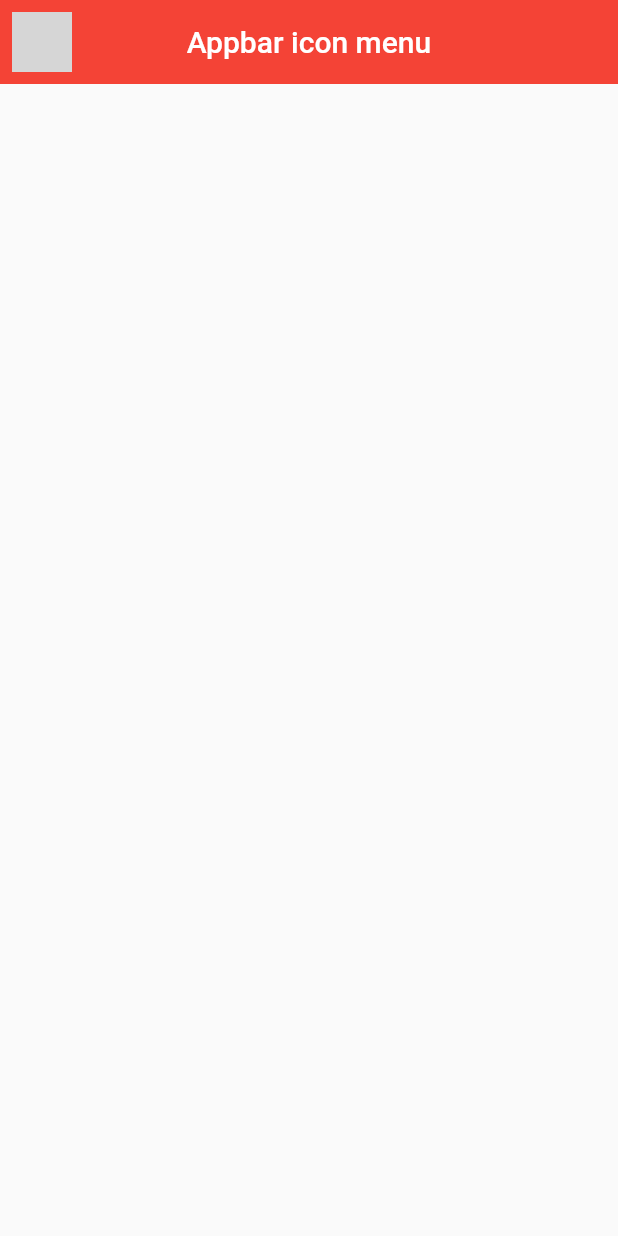
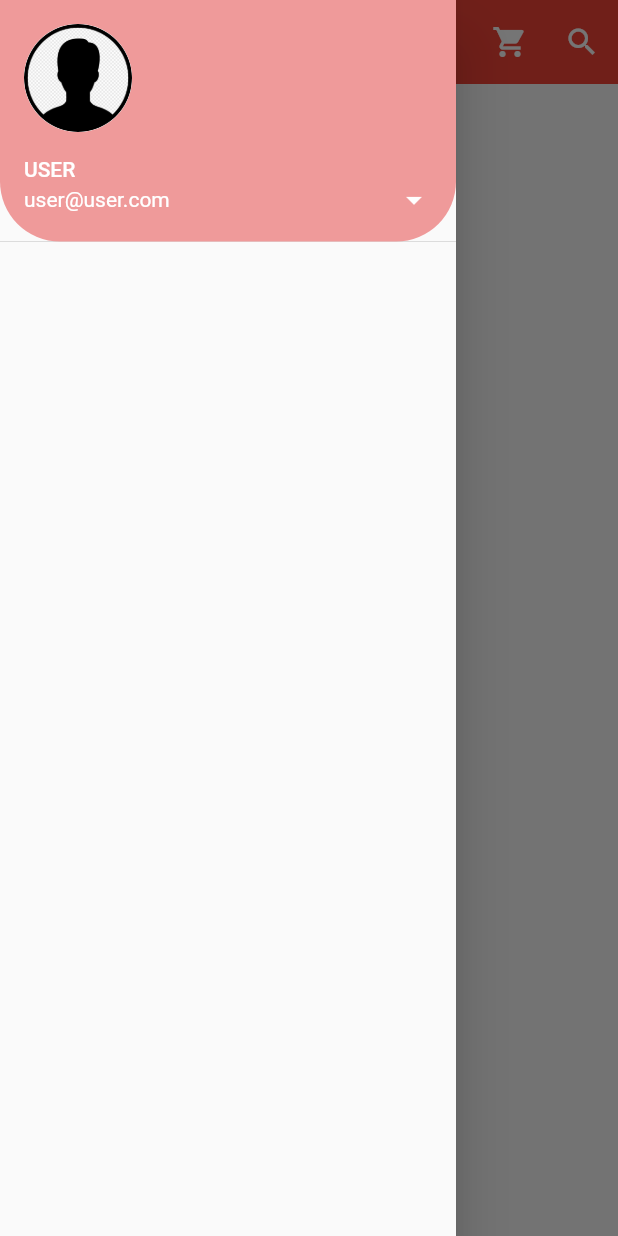
Before and after one commit to jiseungjeong/flutter_study, a Flutter app: the screen it shows after launch, with the side drawer open (before the commit the screen has no drawer), on a phone screen of 412 x 824 dp. Run offline on Flutter 3.47's test engine with Material 2 defaults, Android fonts, the phone set to English and light mode, and no system bars; missing offline and left inert: dart:ffi; grey boxes are pictures that could not be loaded.

Commit message:
learn with coding chef flutter mild video until 15th lecture

```diff
--- a/app_icon_menu/lib/main.dart
+++ b/app_icon_menu/lib/main.dart
@@ -1,6 +1,3 @@
-import 'package:flutter/material.dart';
-import 'package:flutter/src/widgets/framework.dart';
-import 'package:flutter/src/widgets/container.dart';
 import 'package:flutter/material.dart';
 
 void main() => runApp(MyApp());
@@ -11,6 +8,7 @@ class MyApp extends StatelessWidget {
   @override
   Widget build(BuildContext context) {
     return MaterialApp(
+      debugShowCheckedModeBanner: false,
       title: 'Appbar',
       theme: ThemeData(
         primarySwatch: Colors.red,
@@ -27,12 +25,48 @@ class MyPage extends StatelessWidget {
   Widget build(BuildContext context) {
     return Scaffold(
       appBar: AppBar(
-          title: Text('Appbar icon menu'),
-          centerTitle: true,
-          elevation: 0.0,
-          leading: IconButton(
-            icon: Icon.menu,
-          )),
+        title: Text('Appbar icon menu'),
+        centerTitle: true,
+        elevation: 0.0,
+        actions: <Widget>[
+          IconButton(
+            icon: Icon(Icons.shopping_cart),
+            onPressed: () {
+              print('Shopping cart button is clicked');
+            },
+          ),
+          IconButton(
+            icon: Icon(Icons.search),
+            onPressed: () {
+              print('Search button is clicked');
+            },
+          ),
+        ],
+      ),
+      drawer: Drawer(
+        child: ListView(
+          padding: EdgeInsets.zero,
+          children: <Widget>[
+            UserAccountsDrawerHeader(
+              currentAccountPicture: CircleAvatar(
+                backgroundImage: AssetImage('assets/user_image.png'),
+                backgroundColor: Colors.white,
+              ),
+              accountName: Text('USER'),
+              accountEmail: Text('user@user.com'),
+              onDetailsPressed: () {
+                print('arrow is clicked');
+              },
+              decoration: BoxDecoration(
+                  color: Colors.red[200],
+                  borderRadius: BorderRadius.only(
+                    bottomLeft: Radius.circular(40.0),
+                    bottomRight: Radius.circular(40.0),
+                  )),
+            ),
+          ],
+        ),
+      ),
     );
   }
 }
--- a/app_icon_menu/pubspec.yaml
+++ b/app_icon_menu/pubspec.yaml
@@ -60,9 +60,9 @@ flutter:
   uses-material-design: true
 
   # To add assets to your application, add an assets section, like this:
-  # assets:
-  #   - images/a_dot_burr.jpeg
-  #   - images/a_dot_ham.jpeg
+  assets:
+    - assets/user_image.png
+    - assets/user2_image.png
 
   # An image asset can refer to one or more resolution-specific "variants", see
   # https://flutter.dev/assets-and-images/#resolution-aware
```
Also changed, not shown: app_icon_menu/assets/user2_image.png (added), app_icon_menu/assets/user_image.png (added), 1 other file.
